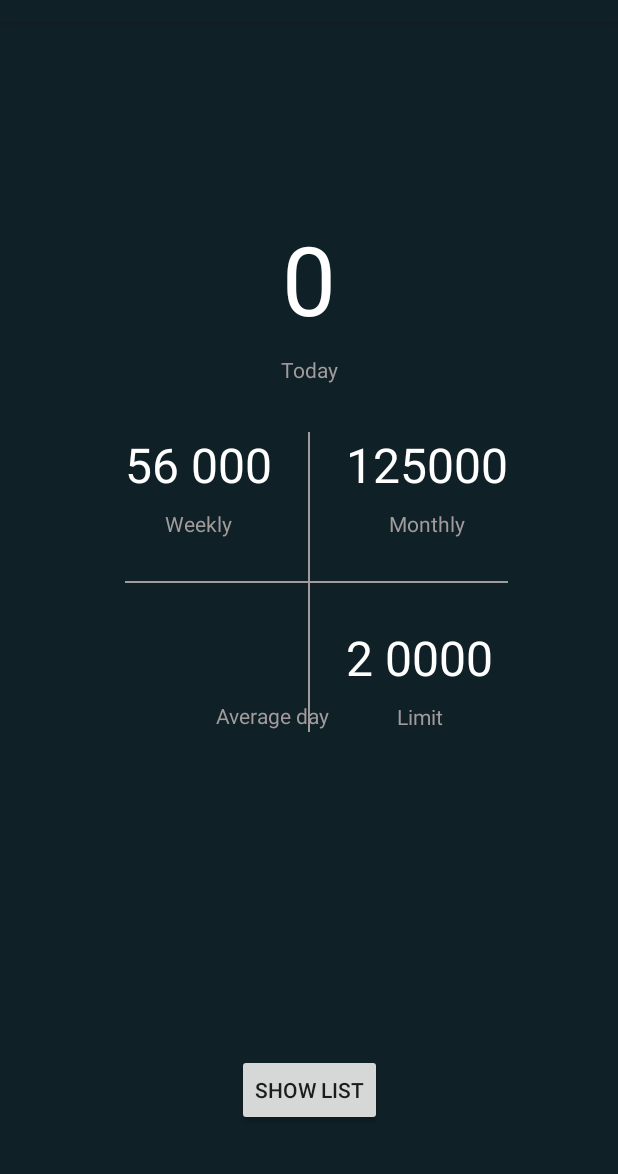
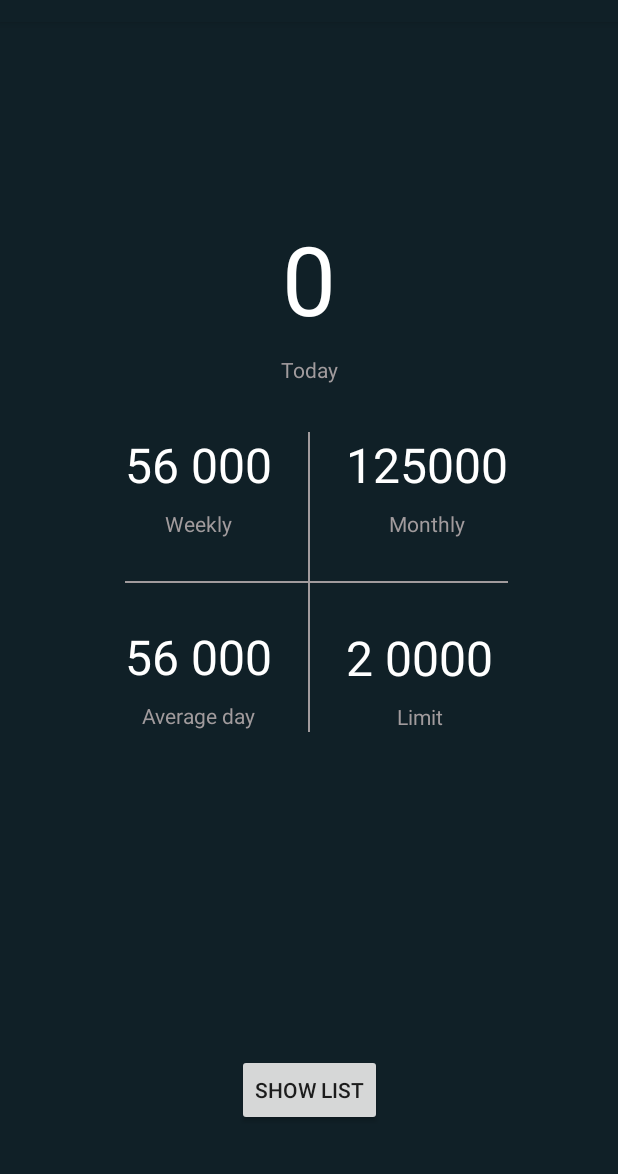
Before and after one commit to abduroid/KKal_Calculator, an Android app: the screen it shows after launch (MainActivity), on a phone screen of 412 x 824 dp, the part 62-1236 px from its top. Run offline under Robolectric (Android 15) with nearby library versions, the phone set to English and light mode, and no system bars; our stand-ins replace Room's generated code.

Commit message:
Dashboard screen changes with mock values

```diff
--- a/app/src/main/java/uz/digitalgeneration/kkalcalculator/ui/DashboardFragment.kt
+++ b/app/src/main/java/uz/digitalgeneration/kkalcalculator/ui/DashboardFragment.kt
@@ -9,6 +9,7 @@ import androidx.navigation.fragment.findNavController
 import kotlinx.android.synthetic.main.fragment_dashboard.*
 import uz.digitalgeneration.kkalcalculator.R
 import uz.digitalgeneration.kkalcalculator.database.MealDatabase
+import uz.digitalgeneration.kkalcalculator.util.DateWork
 import uz.digitalgeneration.kkalcalculator.viewmodels.MealViewModelFactory
 import uz.digitalgeneration.kkalcalculator.viewmodels.MealsViewModel
 import java.util.*
@@ -36,7 +37,7 @@ class DashboardFragment : Fragment(R.layout.fragment_dashboard) {
             today_calories_text.text = viewModel.calculateCaloriesOfList(it).toString()
         })
 
-
+        val week = DateWork().getStartAndEndOfWeek(today)
 
         today_calories_text.setOnClickListener {
             findNavController().navigate(R.id.action_dashboardFragment_to_listMealsFragment)
--- a/app/src/main/java/uz/digitalgeneration/kkalcalculator/util/DateWork.kt
+++ b/app/src/main/java/uz/digitalgeneration/kkalcalculator/util/DateWork.kt
@@ -26,9 +26,18 @@ class DateWork {
         return startDate to endDate
     }
 
-//    fun getStartAndEndOfWeek(selectedDate: Date): Pair<Date, Date> {
-//
-//    }
+    fun getStartAndEndOfWeek(selectedDate: Date): Pair<Int, Int> {
+
+        val c = Calendar.getInstance()
+        c.time = selectedDate
+
+        val firstDayOfWeek = c.firstDayOfWeek
+        val lastDayOfWeek = firstDayOfWeek + 6
+
+        Log.d("weekss", "First is $firstDayOfWeek last is $lastDayOfWeek")
+
+        return firstDayOfWeek to lastDayOfWeek
+    }
 
     fun seperateIntegersToDate(year: Int, month: Int, dayOfMonth: Int): Date {
 
--- a/app/src/main/res/layout/fragment_dashboard.xml
+++ b/app/src/main/res/layout/fragment_dashboard.xml
@@ -109,12 +109,13 @@
         android:layout_width="wrap_content"
         android:layout_height="wrap_content"
         android:layout_marginEnd="24dp"
-        tools:text="56 000"
+        android:text="56 000"
         android:textColor="@android:color/white"
         android:textSize="32sp"
         app:layout_constraintBottom_toBottomOf="@+id/vertical_divider"
         app:layout_constraintEnd_toStartOf="@+id/vertical_divider"
-        app:layout_constraintTop_toTopOf="@+id/horizontal_divider" />
+        app:layout_constraintTop_toTopOf="@+id/horizontal_divider"
+        tools:text="56 000" />
 
     <TextView
         android:id="@+id/disclaimer_averag_day"
```
